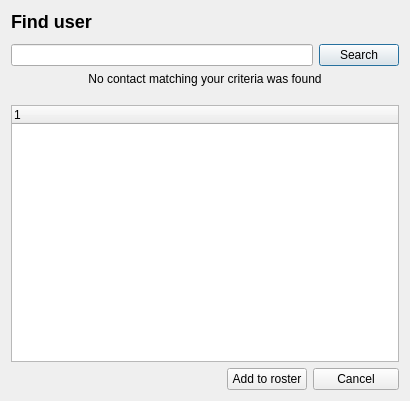
First picture: the form in widgets/addcontactng.ui, repository xmpp-graveyard/jabbim, before the edit.
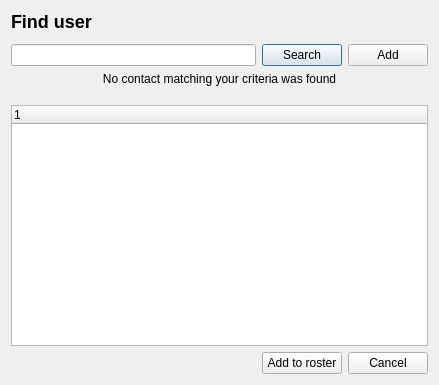
Second picture: the form after the edit.

```diff
--- a/widgets/addcontactng.ui
+++ b/widgets/addcontactng.ui
@@ -5,15 +5,15 @@
    <rect>
     <x>0</x>
     <y>0</y>
-    <width>409</width>
-    <height>401</height>
+    <width>439</width>
+    <height>385</height>
    </rect>
   </property>
   <property name="windowTitle" >
    <string>Find user</string>
   </property>
   <layout class="QGridLayout" name="gridLayout" >
-   <item row="0" column="0" colspan="4" >
+   <item row="0" column="0" colspan="3" >
     <widget class="QLabel" name="label" >
      <property name="text" >
       <string>&lt;!DOCTYPE HTML PUBLIC "-//W3C//DTD HTML 4.0//EN" "http://www.w3.org/TR/REC-html40/strict.dtd">
@@ -23,20 +23,41 @@
      </property>
     </widget>
    </item>
-   <item row="1" column="0" colspan="4" >
+   <item row="1" column="0" colspan="3" >
     <widget class="QWidget" native="1" name="_tabBar" />
    </item>
    <item row="2" column="0" colspan="3" >
-    <widget class="QLineEdit" name="lineEdit" />
+    <layout class="QHBoxLayout" name="horizontalLayout" >
+     <item>
+      <widget class="QLineEdit" name="lineEdit" />
+     </item>
+     <item>
+      <widget class="QPushButton" name="search" >
+       <property name="text" >
+        <string>Search</string>
+       </property>
+      </widget>
+     </item>
+     <item>
+      <widget class="QPushButton" name="add" >
+       <property name="text" >
+        <string>Add</string>
+       </property>
+      </widget>
+     </item>
+    </layout>
    </item>
-   <item row="2" column="3" >
-    <widget class="QPushButton" name="search" >
+   <item row="3" column="0" colspan="3" >
+    <widget class="QLabel" name="empty" >
      <property name="text" >
-      <string>Search</string>
+      <string>No contact matching your criteria was found</string>
+     </property>
+     <property name="alignment" >
+      <set>Qt::AlignHCenter|Qt::AlignTop</set>
      </property>
     </widget>
    </item>
-   <item row="4" column="0" colspan="4" >
+   <item row="4" column="0" colspan="3" >
     <spacer name="spacer" >
      <property name="orientation" >
       <enum>Qt::Vertical</enum>
@@ -52,7 +73,7 @@
      </property>
     </spacer>
    </item>
-   <item row="5" column="0" colspan="4" >
+   <item row="5" column="0" colspan="3" >
     <widget class="QTreeWidget" name="treeWidget" >
      <property name="sizePolicy" >
       <sizepolicy vsizetype="Expanding" hsizetype="Expanding" >
@@ -93,7 +114,7 @@
      </property>
     </widget>
    </item>
-   <item row="6" column="2" colspan="2" >
+   <item row="6" column="2" >
     <widget class="QPushButton" name="pushButton" >
      <property name="text" >
       <string>Cancel</string>
@@ -103,16 +124,6 @@
      </property>
     </widget>
    </item>
-   <item row="3" column="0" colspan="4" >
-    <widget class="QLabel" name="empty" >
-     <property name="text" >
-      <string>No contact matching your criteria was found</string>
-     </property>
-     <property name="alignment" >
-      <set>Qt::AlignHCenter|Qt::AlignTop</set>
-     </property>
-    </widget>
-   </item>
   </layout>
  </widget>
  <resources/>
```
